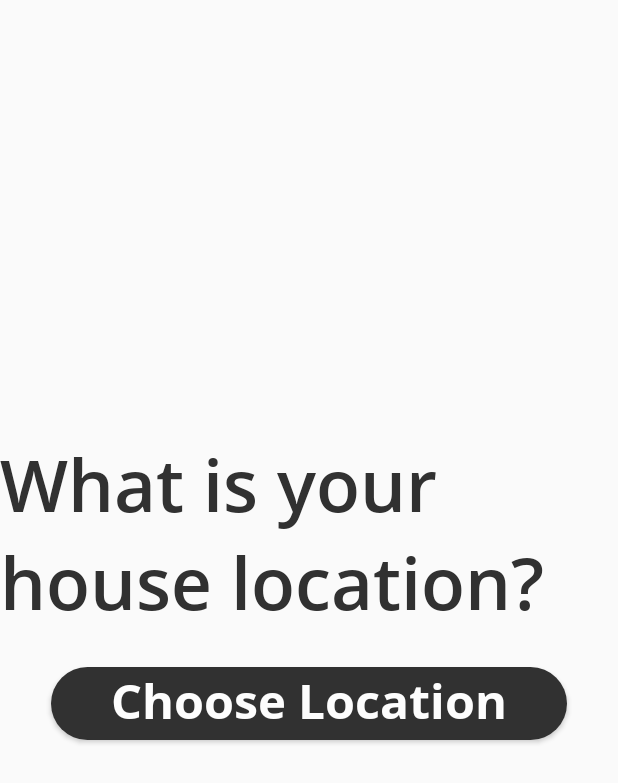
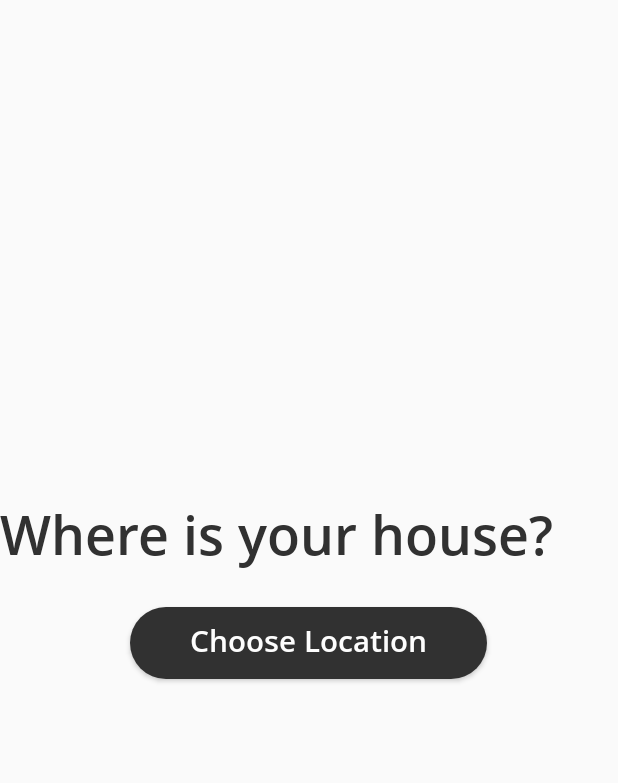
Before and after one commit to nessv/ps-advisor-app, an Android app: the layout item_questionlocation.xml on its own in the app's theme, with its tools: preview values and no code run, on a phone screen of 412 x 824 dp. Shown: the top 783 px of the screen. Run offline under Robolectric (Android 15) with nearby library versions, the phone set to English and light mode, and no system bars.

Commit message:
Made font size of location quesiton consistent with other questions

```diff
--- a/app/src/main/res/layout/item_questionlocation.xml
+++ b/app/src/main/res/layout/item_questionlocation.xml
@@ -24,12 +24,11 @@
 
 
             <android.support.v7.widget.AppCompatTextView
-                android:id="@+id/tv_questionall_title"
-                android:layout_width="match_parent"
-                android:layout_height="wrap_content"
-                android:textAppearance="@style/Heading.Large"
-                android:textSize="48sp"
-                tools:text="What is your house location?" />
+                    android:id="@+id/tv_questionall_title"
+                    android:layout_width="match_parent"
+                    android:layout_height="wrap_content"
+                    android:textAppearance="@style/Heading"
+                    tools:text="Where is your house?"/>
 
 
             <android.support.v7.widget.AppCompatButton
@@ -45,7 +44,7 @@
                 android:paddingStart="40dp"
                 android:paddingEnd="40dp"
                 android:paddingBottom="4dp"
-                android:textAppearance="@style/SmallHero.White"
+                android:textAppearance="@style/CardHeading.Light"
                 android:layout_gravity="center"/>
         </LinearLayout>
     </LinearLayout>
```
